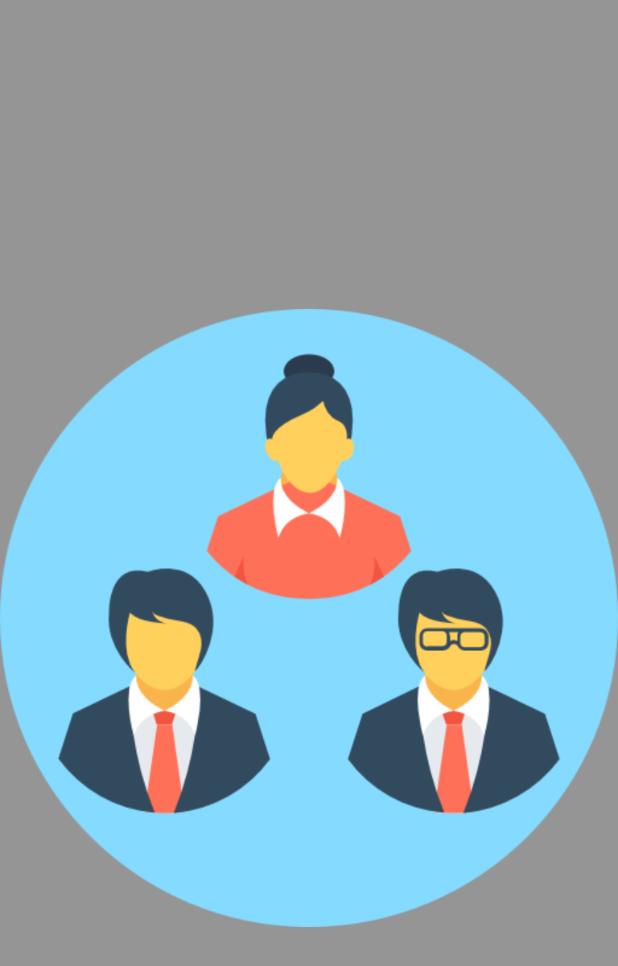
After one commit to omerel/RELAY, an Android app: the layout activity_fullscreen.xml on its own in the app's theme, with its tools: preview values and no code run, on a phone screen of 412 x 824 dp. The commit adds this screen. Shown: the top 966 px of the screen. Run offline under Robolectric (Android 15) with nearby library versions, the phone set to English and light mode, and no system bars.

Commit message:
fixing full image screen

```diff
--- a/Client/Relay/app/src/main/java/com/relay/relay/ConversationActivity.java
+++ b/Client/Relay/app/src/main/java/com/relay/relay/ConversationActivity.java
@@ -49,7 +49,7 @@ import com.relay.relay.SubSystem.RelayConnectivityManager;
 import com.relay.relay.Util.GridSpacingItemDecoration;
 import com.relay.relay.Util.ImageConverter;
 import com.relay.relay.Util.LiveQueryMessageAdapter;
-import com.relay.relay.Util.ShowDialogWithPicture;
+import com.relay.relay.Util.ShowActivityFullImage;
 import com.relay.relay.system.RelayMessage;
 import com.theartofdev.edmodo.cropper.CropImage;
 import com.theartofdev.edmodo.cropper.CropImageView;
@@ -519,7 +519,7 @@ public class ConversationActivity extends AppCompatActivity implements View.OnCl
             holder.pictureAttachment.setOnClickListener(new View.OnClickListener() {
                 @Override
                 public void onClick(View view) {
-                    new ShowDialogWithPicture(ImageConverter.convertBytesToBitmap(relayMessage.getAttachment()),activity);
+                    new ShowActivityFullImage(ImageConverter.convertBytesToBitmap(relayMessage.getAttachment()),activity);
                 }
             });
         }
--- /dev/null
+++ b/Client/Relay/app/src/main/res/layout/activity_fullscreen.xml
@@ -0,0 +1,20 @@
+<FrameLayout xmlns:android="http://schemas.android.com/apk/res/android"
+    xmlns:tools="http://schemas.android.com/tools"
+    android:layout_width="match_parent"
+    android:layout_height="match_parent"
+    android:background="#69060606"
+    tools:context="com.relay.relay.FullscreenActivity">
+
+    <!-- The primary full-screen view. This can be replaced with whatever view
+         is needed to present your content, e.g. VideoView, SurfaceView,
+         TextureView, etc. -->
+    <com.relay.relay.Util.TouchImageView
+        android:id="@+id/fullscreen_content"
+        android:layout_width="match_parent"
+        android:layout_height="match_parent"
+        android:gravity="center"
+        android:keepScreenOn="true"
+        android:src="@drawable/pic_unknown_user"
+        android:text="@string/dummy_content" />
+
+</FrameLayout>
--- a/Client/Relay/app/src/main/res/layout/dialog_show_picture.xml
+++ b/Client/Relay/app/src/main/res/layout/dialog_show_picture.xml
@@ -7,8 +7,8 @@
 
     <com.relay.relay.Util.TouchImageView
         android:id="@+id/dialog_image"
-        android:layout_width="300dp"
-        android:layout_height="300dp"
+        android:layout_width="fill_parent"
+        android:layout_height="fill_parent"
         android:layout_gravity="center_horizontal|center_vertical"
         android:src="@drawable/pic_unknown_user"
         android:background="@android:color/background_light"/>
--- a/Client/Relay/app/src/main/res/values/strings.xml
+++ b/Client/Relay/app/src/main/res/values/strings.xml
@@ -34,5 +34,7 @@
     <string name="dummy_button">Dummy Button</string>
     <string name="dummy_content">DUMMY\nCONTENT</string>
 
+    <string name="title_activity_fullscreen">FullscreenActivity</string>
+
 
 </resources>
```
Also changed, not shown: Client/Relay/app/src/main/AndroidManifest.xml (+5 -2 lines), Client/Relay/app/src/main/java/com/relay/relay/FullscreenActivity.java (added, +44 -0 lines), Client/Relay/app/src/main/java/com/relay/relay/InboxFragment.java (+3 -4 lines), Client/Relay/app/src/main/java/com/relay/relay/Util/ShowActivityFullImage.java (added, +56 -0 lines), Client/Relay/app/src/main/java/com/relay/relay/Util/ShowDialogWithPicture.java (deleted, +0 -48 lines).
